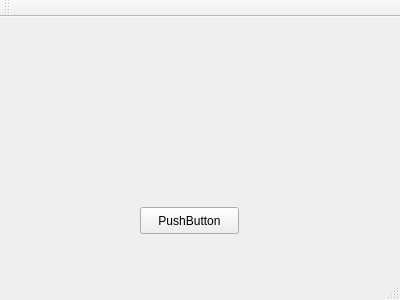
This is mainwindow.ui in maxkolotilin/Holding-cards as Qt 5 draws it before an edit. The edited form follows.
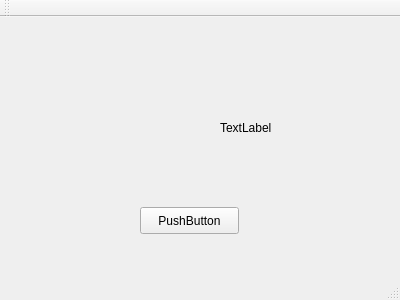
This is the edited form.

What changed in the file:
```diff
--- a/mainwindow.ui
+++ b/mainwindow.ui
@@ -27,6 +27,19 @@
      <string>PushButton</string>
     </property>
    </widget>
+   <widget class="QLabel" name="label">
+    <property name="geometry">
+     <rect>
+      <x>220</x>
+      <y>60</y>
+      <width>101</width>
+      <height>101</height>
+     </rect>
+    </property>
+    <property name="text">
+     <string>TextLabel</string>
+    </property>
+   </widget>
   </widget>
   <widget class="QMenuBar" name="menuBar">
    <property name="geometry">
```
